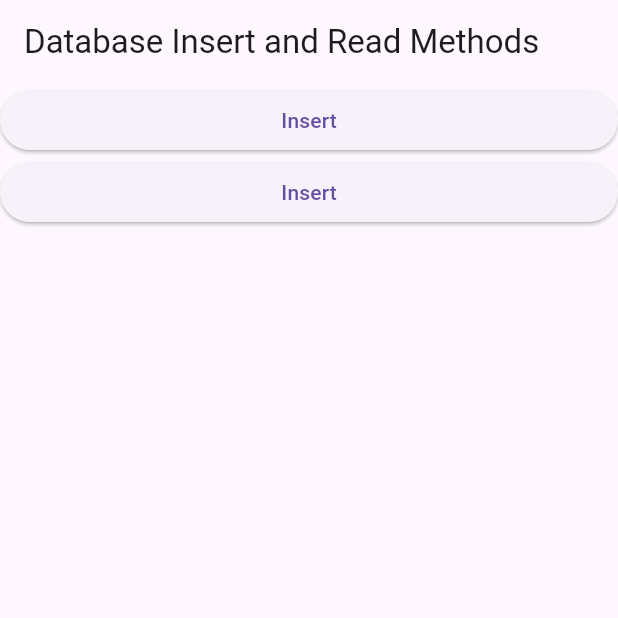
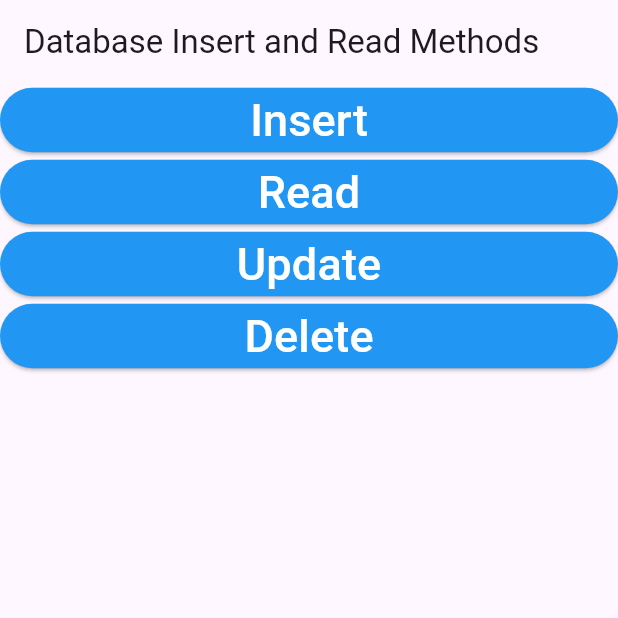
Before and after one commit to Aabis-Ahmed-Hassan/Notepad-SQLite-, a Flutter app: the screen it shows after launch, after a tap on "Insert", on a phone screen of 412 x 824 dp, the top half of it. Run offline on Flutter 3.47's test engine with Material 3 defaults, Android fonts, the phone set to English and light mode, and no system bars; our stand-ins replace sqflite; accounts and stored records are empty.

Commit message:
Update and Delete Operation

```diff
--- a/lib/db_handler.dart
+++ b/lib/db_handler.dart
@@ -6,7 +6,7 @@ import 'package:sqflite/sqflite.dart';
 
 class DBHandler {
   Database? _database;
-
+  String myTable = 'MYTABLE';
   Future<Database> get database async {
     if (_database != null) {
       return _database!;
@@ -16,7 +16,7 @@ class DBHandler {
 
     _database = await openDatabase(path, version: 1, onCreate: (db, version) {
       db.execute('''
-      CREATE TABLE MYTABLE (
+      CREATE TABLE $myTable (
       id INTEGER PRIMARY KEY,
       name TEXT,
       age INTEGER
@@ -35,13 +35,29 @@ class DBHandler {
       'name': name,
       'age': age,
     };
-    await db.insert('MYTABLE', myMap);
+    await db.insert('$myTable', myMap);
   }
 
   readData() async {
     Database _db = await database;
 
-    List myList = await _db.query('MYTABLE');
+    List myList = await _db.query('$myTable');
     return myList;
   }
+
+  updateData(Map<String, dynamic> myMap) async {
+    Database db = await database;
+    await db.update(
+      '$myTable',
+      myMap,
+      where: 'id = ?',
+      whereArgs: [myMap['id']],
+    );
+  }
+
+  deleteData() async {
+    Database db = await database;
+
+    await db.delete(myTable);
+  }
 }
--- a/lib/homescreen.dart
+++ b/lib/homescreen.dart
@@ -18,23 +18,90 @@ class _HomeScreenState extends State<HomeScreen> {
       ),
       body: Column(
         children: [
+          //insert
           ElevatedButton(
+            style: ButtonStyle(
+              backgroundColor: MaterialStateProperty.all(
+                Colors.blue,
+              ),
+            ),
             onPressed: () async {
               x++;
-              await DBHandler().insertData(
-                  DateTime.now().millisecondsSinceEpoch, '$x$x$x$x$x$x', x);
+              await DBHandler().insertData(x, 'Member $x', x * x);
             },
             child: Center(
-              child: Text('Insert'),
+              child: Text(
+                'Insert',
+                style: TextStyle(
+                  color: Colors.white,
+                  fontSize: 30,
+                ),
+              ),
             ),
           ),
+          //read
           ElevatedButton(
+            style: ButtonStyle(
+              backgroundColor: MaterialStateProperty.all(
+                Colors.blue,
+              ),
+            ),
             onPressed: () async {
               List myList = await DBHandler().readData();
               print(myList);
             },
             child: Center(
-              child: Text('Insert'),
+              child: Text(
+                'Read',
+                style: TextStyle(
+                  color: Colors.white,
+                  fontSize: 30,
+                ),
+              ),
+            ),
+          ),
+          //update
+          ElevatedButton(
+            style: ButtonStyle(
+              backgroundColor: MaterialStateProperty.all(
+                Colors.blue,
+              ),
+            ),
+            onPressed: () async {
+              await DBHandler().updateData(
+                {'id': 1, 'name': 'Aabis Ahmed Hassan', 'age': 18},
+              );
+              print('data updated');
+            },
+            child: Center(
+              child: Text(
+                'Update',
+                style: TextStyle(
+                  color: Colors.white,
+                  fontSize: 30,
+                ),
+              ),
+            ),
+          ),
+          //delete
+          ElevatedButton(
+            style: ButtonStyle(
+              backgroundColor: MaterialStateProperty.all(
+                Colors.blue,
+              ),
+            ),
+            onPressed: () async {
+              await DBHandler().deleteData();
+              print('data deleted');
+            },
+            child: Center(
+              child: Text(
+                'Delete',
+                style: TextStyle(
+                  color: Colors.white,
+                  fontSize: 30,
+                ),
+              ),
             ),
           ),
         ],
```
